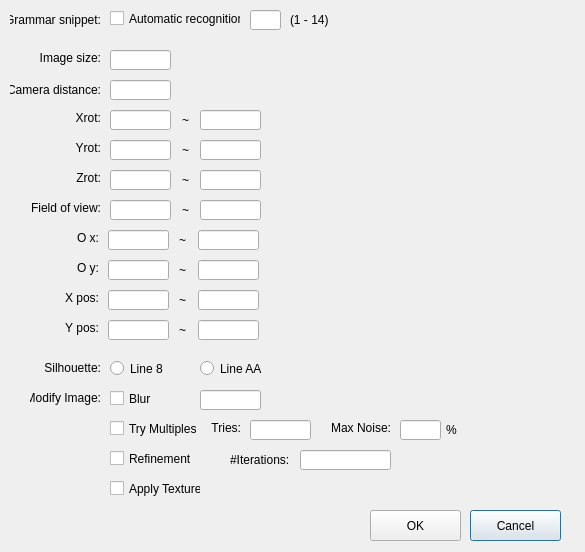
Old version of the form StreetMassEstimationCNN/ParameterEstimationDialog.ui in the repository gnishida/BuildingMassEstimationCNN.
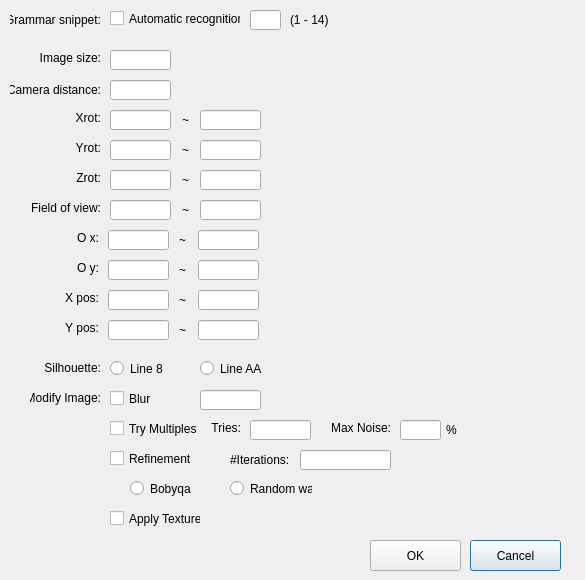
New version of the form.

Commit message:
add BOBYQA refinement
- add BOBYQA refinement
- add some silhouette files

```diff
--- a/StreetMassEstimationCNN/ParameterEstimationDialog.ui
+++ b/StreetMassEstimationCNN/ParameterEstimationDialog.ui
@@ -7,7 +7,7 @@
     <x>0</x>
     <y>0</y>
     <width>585</width>
-    <height>552</height>
+    <height>580</height>
    </rect>
   </property>
   <property name="windowTitle">
@@ -199,7 +199,7 @@
    <property name="geometry">
     <rect>
      <x>470</x>
-     <y>510</y>
+     <y>540</y>
      <width>91</width>
      <height>31</height>
     </rect>
@@ -212,7 +212,7 @@
    <property name="geometry">
     <rect>
      <x>370</x>
-     <y>510</y>
+     <y>540</y>
      <width>91</width>
      <height>31</height>
     </rect>
@@ -267,7 +267,7 @@
    <property name="geometry">
     <rect>
      <x>110</x>
-     <y>480</y>
+     <y>510</y>
      <width>91</width>
      <height>17</height>
     </rect>
@@ -773,6 +773,32 @@
     <string>Line AA</string>
    </property>
   </widget>
+  <widget class="QRadioButton" name="radioButtonRefinementBobyqa">
+   <property name="geometry">
+    <rect>
+     <x>130</x>
+     <y>480</y>
+     <width>82</width>
+     <height>17</height>
+    </rect>
+   </property>
+   <property name="text">
+    <string>Bobyqa</string>
+   </property>
+  </widget>
+  <widget class="QRadioButton" name="radioButtonRefinementRandom">
+   <property name="geometry">
+    <rect>
+     <x>230</x>
+     <y>480</y>
+     <width>82</width>
+     <height>17</height>
+    </rect>
+   </property>
+   <property name="text">
+    <string>Random walk</string>
+   </property>
+  </widget>
  </widget>
  <layoutdefault spacing="6" margin="11"/>
  <tabstops>
```
The commit also changes 12 other files.
